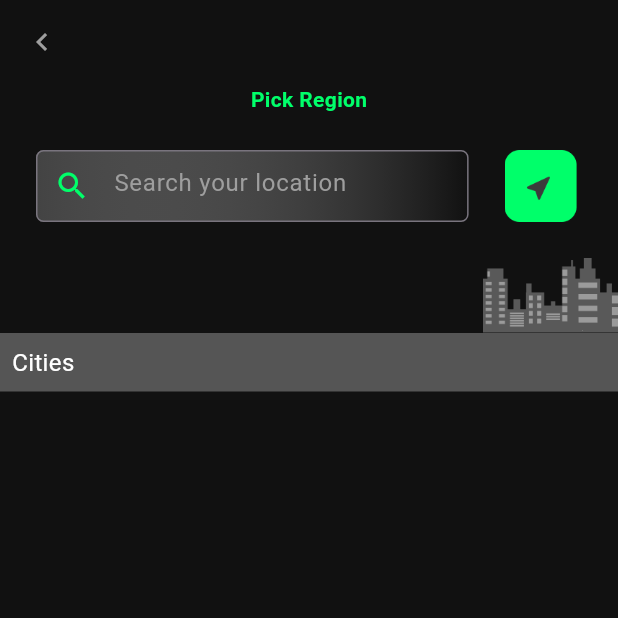
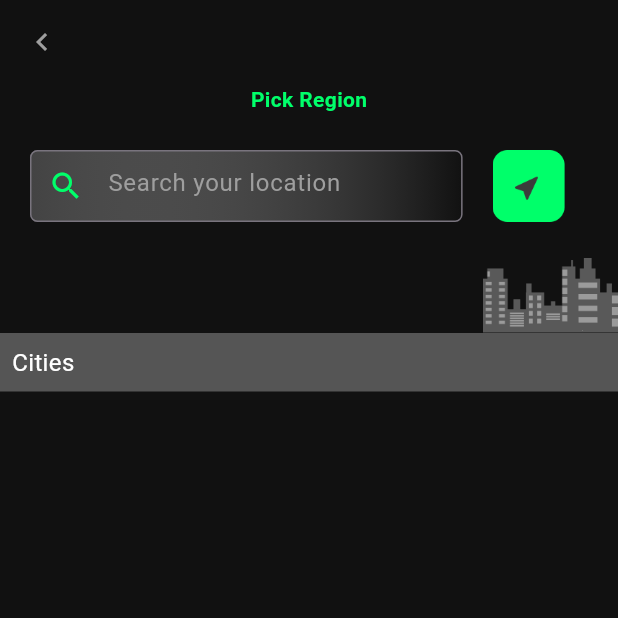
Before and after one commit to InzaliKyaw/MovieFlutter, a Flutter app: the LocationPage screen opened directly with empty values, on a phone screen of 412 x 824 dp, the top half of it. Run offline on Flutter 3.47's test engine with Material 3 defaults, Android fonts, the light colour scheme and no system bars; our stand-ins replace dio, floor, flutter_otp_text_field, fluttertoast, hive, hive_flutter and 5 more; missing offline and left inert: dart:ffi; accounts and stored records are empty; generated files the repository leaves out were written again; network calls fail.

Commit message:
update checkout

```diff
--- a/lib/blocs/snack_bloc.dart
+++ b/lib/blocs/snack_bloc.dart
@@ -2,7 +2,6 @@ import 'package:flutter/cupertino.dart';
 
 import '../data/models/movie_booking_model.dart';
 import '../data/vos/snack_vo.dart';
-import '../utils/get_token.dart';
 
 class SnackBloc extends ChangeNotifier {
   List<SnackVO> snackList = [];
--- a/lib/pages/cast_item_view.dart
+++ b/lib/pages/cast_item_view.dart
@@ -1,8 +1,6 @@
-import 'package:cached_network_image/cached_network_image.dart';
 import 'package:flutter/cupertino.dart';
 import 'package:the_movie_app_padc/data/vos/credit_vo.dart';
 import 'package:the_movie_app_padc/network/api_constants.dart';
-import 'package:the_movie_app_padc/utils/dimens.dart';
 
 class CastItemView extends StatefulWidget {
   final CreditVO creditVO;
--- a/lib/pages/location_page.dart
+++ b/lib/pages/location_page.dart
@@ -70,7 +70,7 @@ class _LocationPageState extends State<LocationPage> {
             Row(
               children: [
                 Padding(
-                  padding: const EdgeInsets.only(left: 24.0),
+                  padding: const EdgeInsets.only(left: 20.0),
                   child: Container(
                     height: 48,
                     width: MediaQuery.of(context).size.width * 0.7,
@@ -105,7 +105,7 @@ class _LocationPageState extends State<LocationPage> {
                 ),
                 /// Location Button
                 Padding(
-                  padding: const EdgeInsets.symmetric(horizontal: 24.0),
+                  padding: const EdgeInsets.symmetric(horizontal: 20.0),
                   child: InkWell(
                     onTap: () {
                       Navigator.push(context, MaterialPageRoute(builder: (context)=> MainPage()));
--- a/lib/pages/seat_plan_page.dart
+++ b/lib/pages/seat_plan_page.dart
@@ -68,7 +68,9 @@ class _SeatPlanPageState extends State<SeatPlanPage> {
     return Scaffold(
       backgroundColor: kBackgroundColor,
       body: SafeArea(
-        child: Column(
+        child: Builder(
+          builder: (context) {
+            return Column(
               mainAxisSize: MainAxisSize.max,
               crossAxisAlignment: CrossAxisAlignment.center,
               children: [
@@ -323,6 +325,8 @@ class _SeatPlanPageState extends State<SeatPlanPage> {
                   ),
                 ),
               ],
+            );
+          }
         ),
       ),
     );
--- a/pubspec.yaml
+++ b/pubspec.yaml
@@ -46,7 +46,7 @@ dependencies:
   floor: ^1.4.2
   floor_generator: ^1.4.2
   hive_flutter: ^1.1.0
-  fluttertoast: ^8.0.9
+  fluttertoast: ^8.2.8
   provider: ^6.1.2
 
 
```
Also changed, not shown: lib/pages/otp_page.dart (+4 -3 lines), pubspec.lock. Lines whose indentation alone changed are shown as unchanged.
